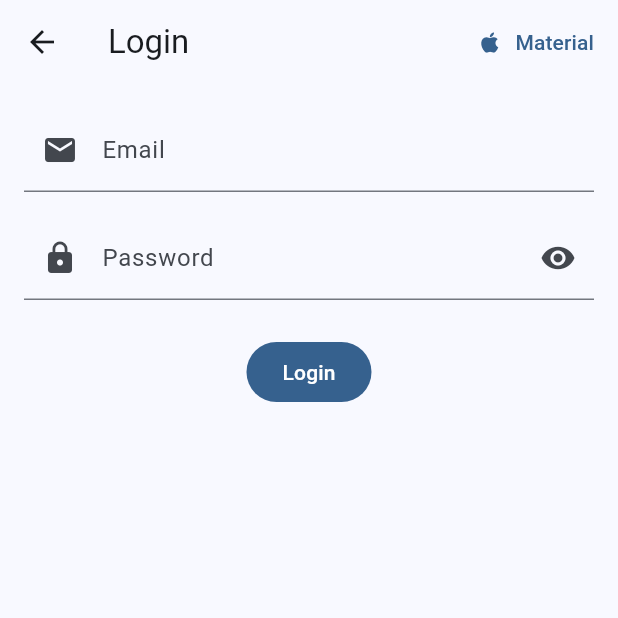
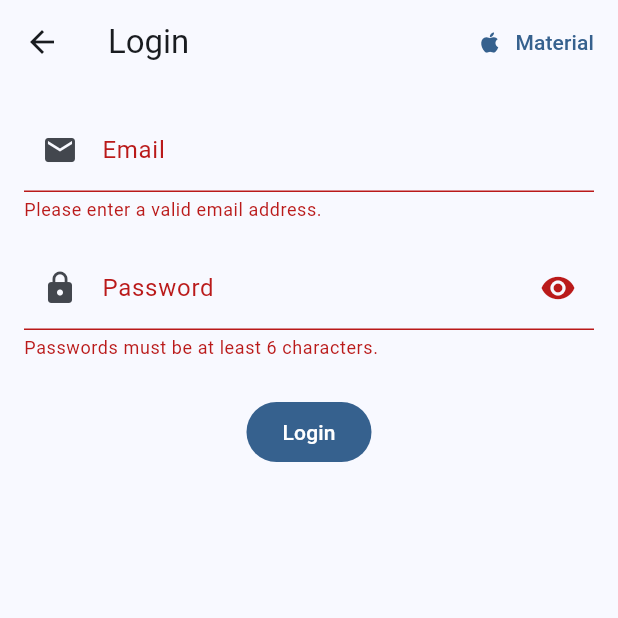
Before and after one commit to CodixNinja/textinputkitchensink, a Flutter app: the ScenarioPage screen opened directly with empty values, after a tap on "Login", on a phone screen of 412 x 824 dp, the top half of it. Run offline on Flutter 3.47's test engine with Material 3 defaults, Android fonts, the phone set to English and light mode, and no system bars.

Commit message:
Validation of login

```diff
--- a/lib/features/showcase/presentation/widgets/scenarios/login_scenario.dart
+++ b/lib/features/showcase/presentation/widgets/scenarios/login_scenario.dart
@@ -19,6 +19,8 @@ class _LoginScenarioState extends State<LoginScenario> {
   final _emailController = TextEditingController();
   final _passwordController = TextEditingController();
   bool _obscurePassword = true;
+  final GlobalKey<FormState> _formKeyMaterial = GlobalKey<FormState>();
+  final GlobalKey<FormState> _formKeyCupertino = GlobalKey<FormState>();
 
   @override
   void dispose() {
@@ -27,12 +29,31 @@ class _LoginScenarioState extends State<LoginScenario> {
     super.dispose();
   }
 
+  static String? _emailValidator(String? value) {
+    return value != null &&
+            RegExp(
+              r"^[a-zA-Z0-9.a-zA-Z0-9.!#$%&'*+-/=?^_`{|}~]+@[a-zA-Z0-9]+\.[a-zA-Z]+",
+            ).hasMatch(value)
+        ? null
+        : 'Please enter a valid email address.';
+  }
+
+  static String? _passwordValidator(String? value) {
+    return value != null && value.length > 5
+        ? null
+        : 'Passwords must be at least 6 characters.';
+  }
+
   Widget _buildMaterialVersion() {
     return Padding(
       padding: const EdgeInsets.all(16.0),
       child: Column(
         children: [
-          TextField(
+          Form(
+            key: _formKeyMaterial,
+            child: Column(
+              children: <Widget>[
+                TextFormField(
                   controller: _emailController,
                   decoration: const InputDecoration(
                     labelText: 'Email',
@@ -41,9 +62,10 @@ class _LoginScenarioState extends State<LoginScenario> {
                   ),
                   keyboardType: TextInputType.emailAddress,
                   autocorrect: false,
+                  validator: _emailValidator,
                 ),
                 const SizedBox(height: 16),
-          TextField(
+                TextFormField(
                   controller: _passwordController,
                   decoration: InputDecoration(
                     labelText: 'Password',
@@ -51,7 +73,9 @@ class _LoginScenarioState extends State<LoginScenario> {
                     prefixIcon: const Icon(Icons.lock),
                     suffixIcon: IconButton(
                       icon: Icon(
-                  _obscurePassword ? Icons.visibility : Icons.visibility_off,
+                        _obscurePassword
+                            ? Icons.visibility
+                            : Icons.visibility_off,
                       ),
                       onPressed: () {
                         setState(() => _obscurePassword = !_obscurePassword);
@@ -59,9 +83,20 @@ class _LoginScenarioState extends State<LoginScenario> {
                     ),
                   ),
                   obscureText: _obscurePassword,
+                  validator: _passwordValidator,
+                ),
+              ],
+            ),
           ),
           const SizedBox(height: 24),
-          FilledButton(onPressed: () {}, child: const Text('Login')),
+          FilledButton(
+            onPressed: () {
+              if (_formKeyMaterial.currentState?.validate() ?? false) {
+                Navigator.of(context).pop();
+              }
+            },
+            child: const Text('Login'),
+          ),
         ],
       ),
     );
@@ -72,25 +107,24 @@ class _LoginScenarioState extends State<LoginScenario> {
       padding: const EdgeInsets.all(16.0),
       child: Column(
         children: [
-          CupertinoTextField(
+          Form(
+            key: _formKeyCupertino,
+            child: Column(
+              children: <Widget>[
+                _CupertinoFormField(
+                  validator: _emailValidator,
                   controller: _emailController,
                   placeholder: 'Email',
-            keyboardType: TextInputType.emailAddress,
-            prefix: const Padding(
-              padding: EdgeInsets.only(left: 8),
-              child: Icon(CupertinoIcons.mail),
-            ),
+                  prefixIcon: CupertinoIcons.mail,
                   autocorrect: false,
                 ),
                 const SizedBox(height: 16),
-          CupertinoTextField(
+                _CupertinoFormField(
+                  validator: _passwordValidator,
                   controller: _passwordController,
                   placeholder: 'Password',
                   obscureText: _obscurePassword,
-            prefix: const Padding(
-              padding: EdgeInsets.only(left: 8),
-              child: Icon(CupertinoIcons.lock),
-            ),
+                  prefixIcon: CupertinoIcons.lock,
                   suffix: CupertinoButton(
                     padding: EdgeInsets.zero,
                     onPressed: () {
@@ -104,7 +138,17 @@ class _LoginScenarioState extends State<LoginScenario> {
                   ),
                 ),
                 const SizedBox(height: 24),
-          CupertinoButton.filled(onPressed: () {}, child: const Text('Login')),
+                CupertinoButton.filled(
+                  onPressed: () {
+                    if (_formKeyCupertino.currentState?.validate() ?? false) {
+                      Navigator.of(context).pop();
+                    }
+                  },
+                  child: const Text('Login'),
+                ),
+              ],
+            ),
+          ),
         ],
       ),
     );
@@ -120,3 +164,79 @@ class _LoginScenarioState extends State<LoginScenario> {
     );
   }
 }
+
+class _CupertinoFormField extends FormField<String> {
+  _CupertinoFormField({
+    required this.controller,
+    this.placeholder,
+    super.validator,
+    bool obscureText = false,
+    IconData? prefixIcon,
+    Widget? suffix,
+    bool autocorrect = true,
+  }) : super(
+         builder: (FormFieldState<String> state) {
+           return Column(
+             crossAxisAlignment: CrossAxisAlignment.start,
+             children: <Widget>[
+               CupertinoTextField(
+                 style: TextStyle(
+                   color:
+                       state.hasError
+                           ? CupertinoColors.destructiveRed
+                           : CupertinoColors.black,
+                 ),
+                 autocorrect: autocorrect,
+                 controller: controller,
+                 obscureText: obscureText,
+                 onChanged: state.didChange,
+                 placeholder: placeholder,
+                 prefix:
+                     prefixIcon == null
+                         ? null
+                         : Padding(
+                           padding: EdgeInsets.only(left: 8),
+                           child: Icon(
+                             prefixIcon,
+                             color:
+                                 state.hasError
+                                     ? CupertinoColors.destructiveRed
+                                     : null,
+                           ),
+                         ),
+                 suffix: suffix,
+                 decoration: BoxDecoration(
+                   border: Border.all(
+                     color:
+                         state.hasError
+                             ? CupertinoColors.destructiveRed
+                             : CupertinoColors.systemGrey,
+                     width: 1.0,
+                   ),
+                   borderRadius: BorderRadius.circular(8.0),
+                 ),
+               ),
+               if (state.hasError)
+                 Padding(
+                   padding: const EdgeInsets.only(top: 5.0),
+                   child: Text(
+                     state.errorText!,
+                     style: TextStyle(color: CupertinoColors.destructiveRed),
+                   ),
+                 ),
+             ],
+           );
+         },
+       );
+
+  final String? placeholder;
+  final TextEditingController controller;
+
+  @override
+  FormFieldState<String> createState() => _CupertinoFormFieldState();
+}
+
+class _CupertinoFormFieldState extends FormFieldState<String> {
+  @override
+  _CupertinoFormField get widget => super.widget as _CupertinoFormField;
+}
```
Lines whose indentation alone changed are shown as unchanged.
